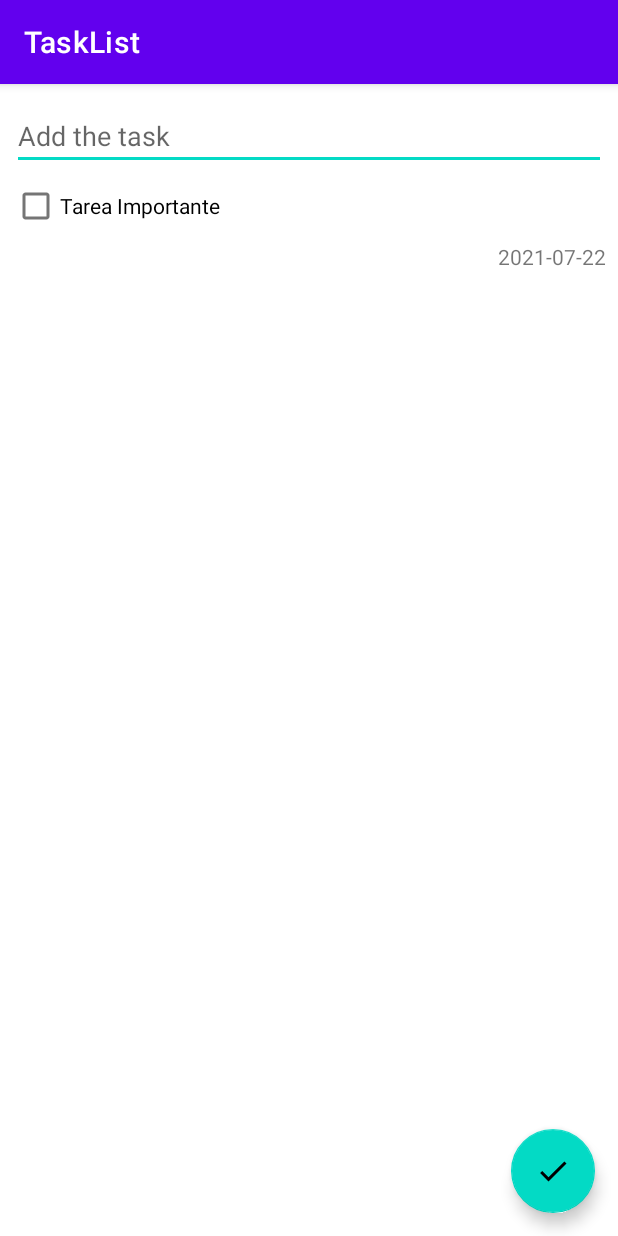
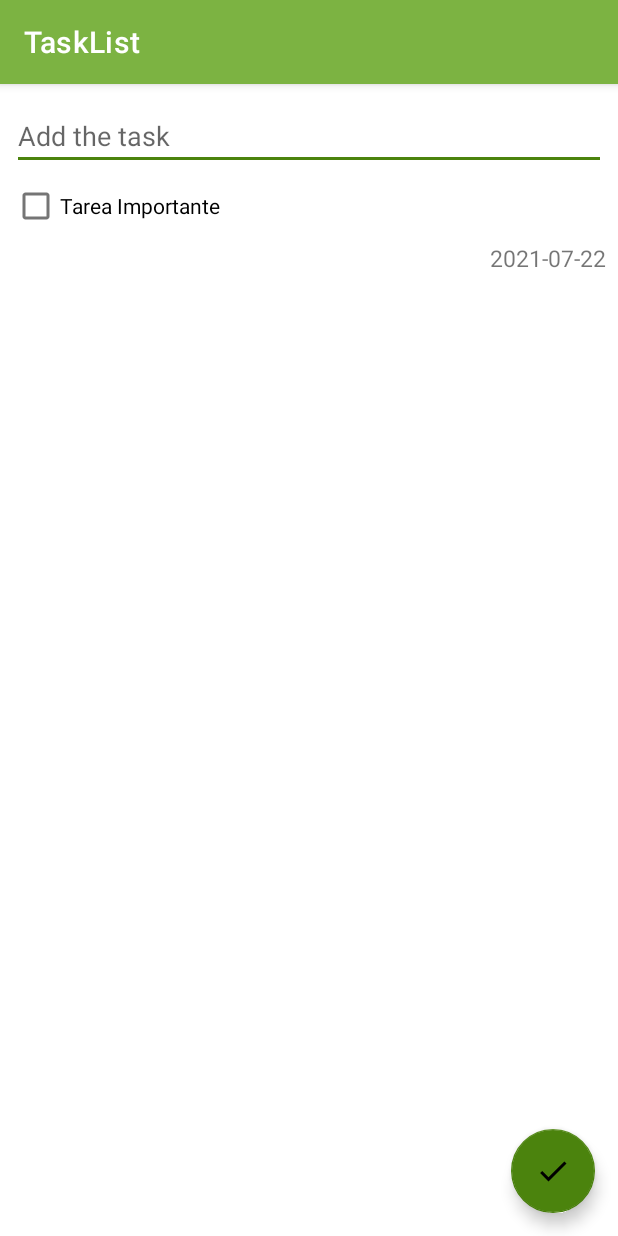
Before and after one commit to thinkcode-yanez/TaskList, an Android app: the screen it shows after launch (InsertTareaActivity), after a tap on an icon or button, on a phone screen of 412 x 824 dp. Run offline under Robolectric (Android 15) with nearby library versions, the phone set to English and light mode, and no system bars; our stand-ins replace Room's generated code.

Commit message:
Agregando Menu y Actualizando botones.

```diff
--- a/app/src/main/java/com/thinkcode/tasklist/MainActivity.kt
+++ b/app/src/main/java/com/thinkcode/tasklist/MainActivity.kt
@@ -4,6 +4,8 @@ import android.content.Intent
 import android.os.Bundle
 import android.text.Editable
 import android.text.TextWatcher
+import android.view.Menu
+import android.view.MenuItem
 import androidx.activity.viewModels
 import androidx.appcompat.app.AppCompatActivity
 import androidx.lifecycle.Observer
@@ -18,6 +20,7 @@ class MainActivity : AppCompatActivity() {
 
     lateinit var binding: ActivityMainBinding
     val mainViewModel: MainViewModel by viewModels()
+    var click=1
 
 
     override fun onCreate(savedInstanceState: Bundle?) {
@@ -33,21 +36,18 @@ class MainActivity : AppCompatActivity() {
 
         mainViewModel.tareasList.observe(this, Observer {
             binding.myMainRecycler.adapter = TareaAdapter(it)
-        //    Toast.makeText(this, "Si entro a tarealist", Toast.LENGTH_LONG).show()
-        //    binding.myMainRecycler.adapter?.notifyDataSetChanged()//boorar after test
-            //mainViewModel.start()//borrar after test
 
         })
 
         mainViewModel.cargaWIN.observe(this, Observer {
-              //  Toast.makeText(this,"Cargo el check win",Toast.LENGTH_LONG).show()
                 binding.myMainRecycler.adapter = TareaAdapter(mainViewModel.tareasList.value!!)
-               // binding.myMainRecycler.adapter?.notifyDataSetChanged()
                 mainViewModel.start()
 
         })
 
         binding.etBuscar.addTextChangedListener(object : TextWatcher {
+
+
             override fun beforeTextChanged(p0: CharSequence?, p1: Int, p2: Int, p3: Int) {
 
             }
@@ -72,13 +72,24 @@ class MainActivity : AppCompatActivity() {
 
         }
 
-        binding.btnBorrarSelected.setOnClickListener {
-            mainViewModel.deleteChecked()
-           // binding.myMainRecycler.adapter = TareaAdapter(mainViewModel.tareasList.value!!)
-           // binding.myMainRecycler.adapter?.notifyDataSetChanged()
+
+    }
+
+    override fun onCreateOptionsMenu(menu: Menu?): Boolean {
+        menuInflater.inflate(R.menu.nav_menu,menu)
+
+        return true
+    }
+
+    override fun onOptionsItemSelected(item: MenuItem): Boolean {
+
+        when(item.itemId){
+            R.id.nav_delete->mainViewModel.deleteChecked()
+            R.id.nav_priority->mainViewModel.getByPriority()
+            R.id.nav_all->mainViewModel.start()
+
         }
-
-
+        return super.onOptionsItemSelected(item)
     }
 
 
--- a/app/src/main/java/com/thinkcode/tasklist/dao/TareasDao.kt
+++ b/app/src/main/java/com/thinkcode/tasklist/dao/TareasDao.kt
@@ -16,6 +16,9 @@ interface TareasDao {
     @Query("SELECT * FROM tarea_tabla WHERE id= :id")
     suspend fun getById(id:Long):Tarea
 
+    @Query("SELECT * FROM tarea_tabla WHERE prioridad= :priority")
+    suspend fun getByPrioridad(priority:Boolean):List<Tarea>
+
     @Insert
     suspend fun insertTarea(tarea:List<Tarea>):List<Long>//Devuelve long de las llaves que se iran generando
 
--- /dev/null
+++ b/app/src/main/res/drawable/ic_delete.xml
@@ -0,0 +1,5 @@
+<vector android:height="24dp" android:tint="#6200EA"
+    android:viewportHeight="24" android:viewportWidth="24"
+    android:width="24dp" xmlns:android="http://schemas.android.com/apk/res/android">
+    <path android:fillColor="@android:color/white" android:pathData="M6,19c0,1.1 0.9,2 2,2h8c1.1,0 2,-0.9 2,-2L18,7L6,7v12zM8.46,11.88l1.41,-1.41L12,12.59l2.12,-2.12 1.41,1.41L13.41,14l2.12,2.12 -1.41,1.41L12,15.41l-2.12,2.12 -1.41,-1.41L10.59,14l-2.13,-2.12zM15.5,4l-1,-1h-5l-1,1L5,4v2h14L19,4z"/>
+</vector>
--- /dev/null
+++ b/app/src/main/res/drawable/ic_dots.xml
@@ -0,0 +1,5 @@
+<vector android:height="24dp" android:tint="#82D200"
+    android:viewportHeight="24" android:viewportWidth="24"
+    android:width="24dp" xmlns:android="http://schemas.android.com/apk/res/android">
+    <path android:fillColor="@android:color/white" android:pathData="M12,8c1.1,0 2,-0.9 2,-2s-0.9,-2 -2,-2 -2,0.9 -2,2 0.9,2 2,2zM12,10c-1.1,0 -2,0.9 -2,2s0.9,2 2,2 2,-0.9 2,-2 -0.9,-2 -2,-2zM12,16c-1.1,0 -2,0.9 -2,2s0.9,2 2,2 2,-0.9 2,-2 -0.9,-2 -2,-2z"/>
+</vector>
--- /dev/null
+++ b/app/src/main/res/drawable/ic_search.xml
@@ -0,0 +1,5 @@
+<vector android:height="24dp" android:tint="#0046D2"
+    android:viewportHeight="24" android:viewportWidth="24"
+    android:width="24dp" xmlns:android="http://schemas.android.com/apk/res/android">
+    <path android:fillColor="@android:color/white" android:pathData="M15.5,14h-0.79l-0.28,-0.27C15.41,12.59 16,11.11 16,9.5 16,5.91 13.09,3 9.5,3S3,5.91 3,9.5 5.91,16 9.5,16c1.61,0 3.09,-0.59 4.23,-1.57l0.27,0.28v0.79l5,4.99L20.49,19l-4.99,-5zM9.5,14C7.01,14 5,11.99 5,9.5S7.01,5 9.5,5 14,7.01 14,9.5 11.99,14 9.5,14z"/>
+</vector>
--- a/app/src/main/res/layout/activity_insert_tarea.xml
+++ b/app/src/main/res/layout/activity_insert_tarea.xml
@@ -1,56 +1,66 @@
 <?xml version="1.0" encoding="utf-8"?>
 <androidx.coordinatorlayout.widget.CoordinatorLayout xmlns:android="http://schemas.android.com/apk/res/android"
+    xmlns:tools="http://schemas.android.com/tools"
     android:layout_width="match_parent"
-    android:layout_height="match_parent"
-    xmlns:tools="http://schemas.android.com/tools">
+    android:layout_height="match_parent">
 
     <LinearLayout
         android:layout_width="match_parent"
         android:layout_height="wrap_content"
+        android:layout_marginTop="4dp"
         android:orientation="vertical"
-        android:layout_marginTop="4dp"
         android:padding="8dp">
 
         <EditText
             android:id="@+id/et_InputTarea"
             android:layout_width="match_parent"
             android:layout_height="wrap_content"
-            android:maxLines="5"
             android:hint="Add the task"
-            android:inputType="textCapSentences|textMultiLine"/>
+            android:inputType="textCapSentences|textMultiLine"
+            android:maxLines="5" />
+
         <CheckBox
             android:id="@+id/checkbox_importancia"
             android:layout_width="match_parent"
             android:layout_height="wrap_content"
-            android:text="Tarea Importante"/>
-        <TextView
-            android:id="@+id/tv_fechacreada"
-            android:layout_width="wrap_content"
-            android:layout_height="wrap_content"
-            android:layout_gravity="end"
-            tools:text="Date created: "/>
+            android:text="Tarea Importante" />
+
+
+
+
+
+            <TextView
+                android:id="@+id/tv_fechacreada"
+                android:layout_width="wrap_content"
+                android:layout_height="wrap_content"
+                android:layout_gravity="end"
+                android:textSize="15sp"
+                tools:text="Date created: " />
+
+
 
         <LinearLayout
             android:id="@+id/linearEditar"
             android:layout_width="match_parent"
             android:layout_height="wrap_content"
-            android:orientation="horizontal"
             android:layout_marginTop="16dp"
             android:gravity="center_horizontal"
+            android:orientation="horizontal"
             android:visibility="gone">
 
 
             <Button
                 android:id="@+id/btnEditar"
-                android:text="Editar"
                 android:layout_width="wrap_content"
                 android:layout_height="wrap_content"
-                android:layout_marginRight="4dp"/>
+                android:layout_marginRight="4dp"
+                android:text="Editar" />
+
             <Button
                 android:id="@+id/btnBorrar"
-                android:text="Borrar"
                 android:layout_width="wrap_content"
-                android:layout_height="wrap_content"/>
+                android:layout_height="wrap_content"
+                android:text="Borrar" />
 
         </LinearLayout>
 
@@ -63,6 +73,6 @@
         android:layout_height="wrap_content"
         android:layout_gravity="bottom|end"
         android:layout_margin="15dp"
-        android:src="@drawable/ic_check"/>
+        android:src="@drawable/ic_check" />
 
 </androidx.coordinatorlayout.widget.CoordinatorLayout>
--- /dev/null
+++ b/app/src/main/res/menu/nav_menu.xml
@@ -0,0 +1,20 @@
+<?xml version="1.0" encoding="utf-8"?>
+<menu xmlns:android="http://schemas.android.com/apk/res/android"
+    xmlns:app="http://schemas.android.com/apk/res-auto">
+
+    <item android:id="@+id/nav_delete"
+        android:icon="@drawable/ic_delete"
+        android:title="Delete Selected"
+        app:showAsAction="ifRoom"/>
+
+    <item android:id="@+id/nav_priority"
+        android:icon="@drawable/ic_delete"
+        android:title="Mostrar Importantes"
+        app:showAsAction="never"/>
+    <item android:id="@+id/nav_all"
+        android:icon="@drawable/ic_delete"
+        android:title="Mostrar Todos"
+        app:showAsAction="never"/>
+
+
+</menu>
--- a/app/src/main/res/values/colors.xml
+++ b/app/src/main/res/values/colors.xml
@@ -1,10 +1,10 @@
 <?xml version="1.0" encoding="utf-8"?>
 <resources>
-    <color name="purple_200">#FFBB86FC</color>
-    <color name="purple_500">#FF6200EE</color>
-    <color name="purple_700">#FF3700B3</color>
-    <color name="teal_200">#FF03DAC5</color>
-    <color name="teal_700">#FF018786</color>
+    <color name="purple_200">#ffffa6</color>
+    <color name="purple_500">#7cb342</color>
+    <color name="purple_700">#aee571</color>
+    <color name="teal_200">#4b830d</color>
+    <color name="teal_700">#7ecb20</color>
     <color name="black">#FF000000</color>
     <color name="white">#FFFFFFFF</color>
 </resources>
```
Also changed, not shown: app/src/main/java/com/thinkcode/tasklist/viewmodels/MainViewModel.kt (+18 -0 lines), app/src/main/res/layout/activity_main.xml (+7 -3 lines), app/src/main/res/layout/item_list.xml (+27 -6 lines).
